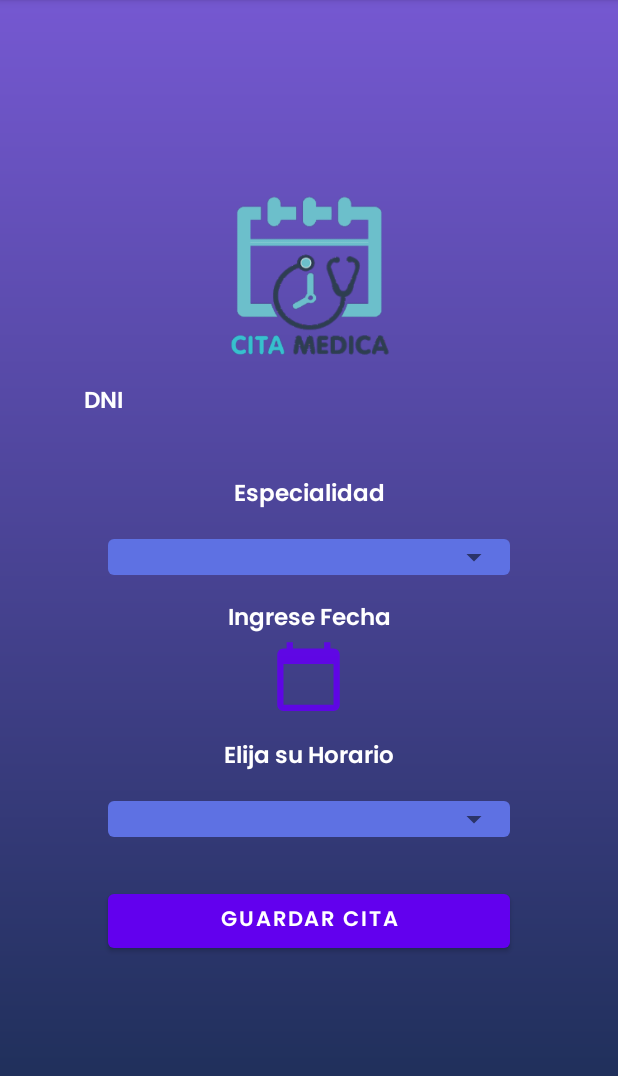
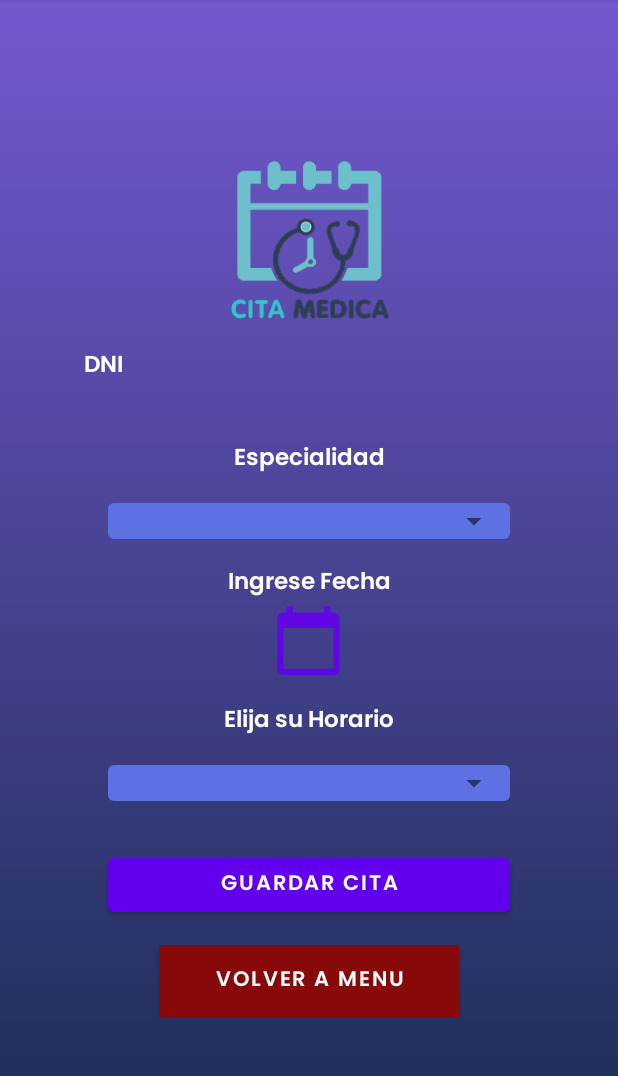
Before and after one commit to SergioAvalosH/Citas-Medicas, an Android app: the CrearCitaActivity screen opened directly, with no data from a screen before it, on a phone screen of 412 x 824 dp, the part 84-1160 px from its top. Run offline under Robolectric (Android 15) with nearby library versions, the phone set to English and light mode, and no system bars; our stand-ins replace Firebase (no records; nobody signed in at launch, a user with empty details on screens opened directly).

Commit message:
Hice unos cuantos cambis

```diff
--- a/app/src/main/java/com/recyclerview/app_citas_medicas/view/ui/activity/CrearCitaActivity.kt
+++ b/app/src/main/java/com/recyclerview/app_citas_medicas/view/ui/activity/CrearCitaActivity.kt
@@ -3,6 +3,7 @@ package com.recyclerview.app_citas_medicas.view.ui.activity
 import android.app.AlertDialog
 import android.app.DatePickerDialog
 import android.content.ContentValues.TAG
+import android.content.Intent
 import androidx.appcompat.app.AppCompatActivity
 import android.os.Bundle
 import android.util.Log
@@ -29,6 +30,8 @@ class CrearCitaActivity : AppCompatActivity() {
     val posit = 1
     private lateinit var tvFecha: TextView
     private lateinit var btnFecha: Button
+
+    private lateinit var volver: Button
 
     override fun onCreate(savedInstanceState: Bundle?) {
         super.onCreate(savedInstanceState)
@@ -95,7 +98,12 @@ class CrearCitaActivity : AppCompatActivity() {
         }
 
 
-
+        volver = findViewById(R.id.editarDatosPaciente)
+        volver.setOnClickListener{
+            val intent = Intent(this, PacienteActivity::class.java)
+            intent.putExtra("dni", tvDPaciente.text.toString())
+            startActivity(intent)
+        }
 
 
 
--- a/app/src/main/res/layout/activity_crear_cita.xml
+++ b/app/src/main/res/layout/activity_crear_cita.xml
@@ -118,6 +118,17 @@
             android:text="Guardar Cita"
             android:textStyle="bold" />
         <!--Y asi, poner mas XD-->
+        <Button
+            android:id="@+id/editarDatosPaciente"
+            android:layout_width="200dp"
+            android:layout_height="wrap_content"
+            android:layout_gravity="center"
+            android:layout_weight="1"
+            android:background="#870900"
+            android:fontFamily="@font/poppins_semibold"
+            android:text="Volver a menu"
+            android:textStyle="bold"
+            app:backgroundTint="#870909" />
     </LinearLayout>
 
 
```
Also changed, not shown: app/src/main/java/com/recyclerview/app_citas_medicas/view/ui/activity/PerfilPacienteActivity.kt (+12 -7 lines), app/src/main/res/layout/activity_perfil_paciente.xml (+3 -4 lines).
